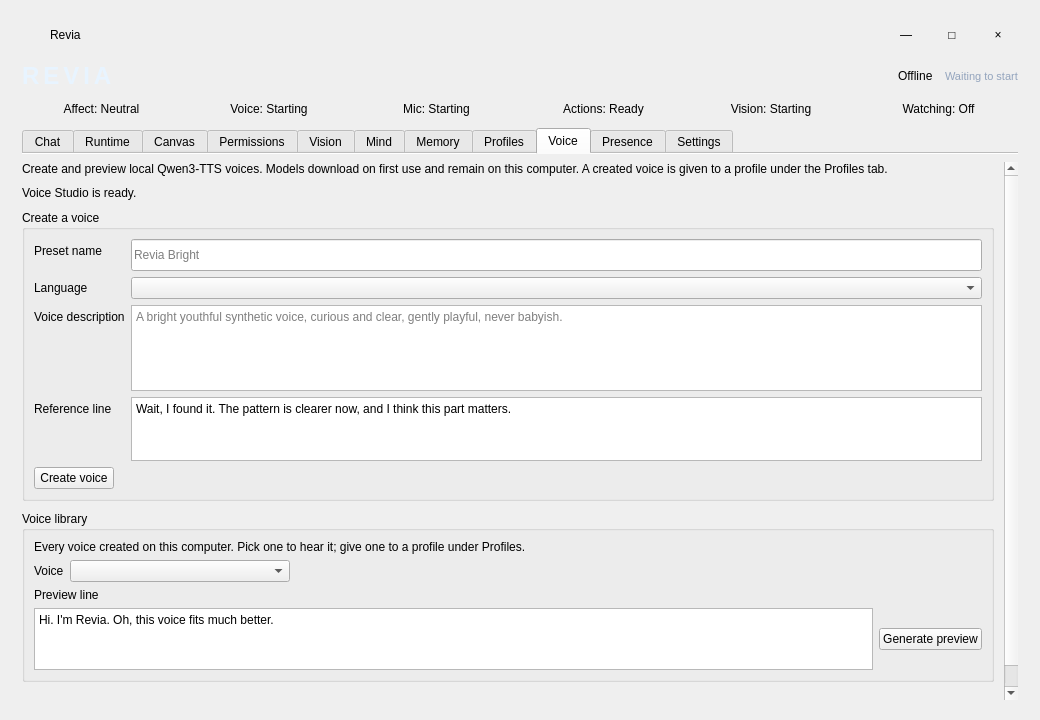
Before: the Qt Designer form Desktop/reviaWindow.ui in MahouSenseii/R.E.V.I.A, drawn with Qt 5.
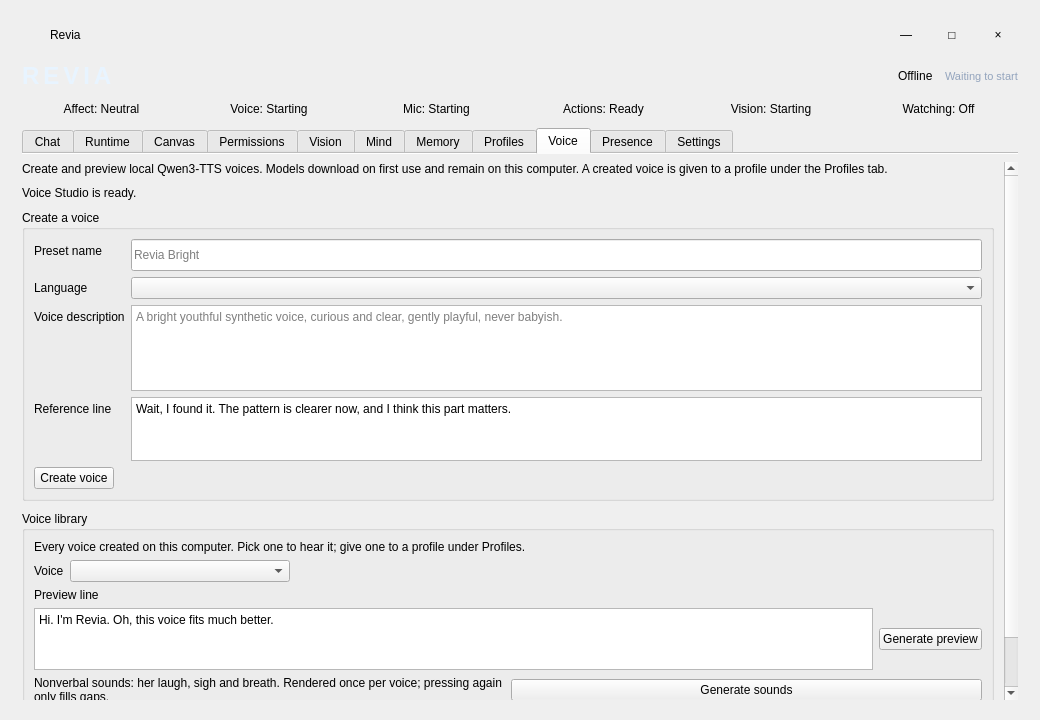
After: the same form once the commit is applied. The open tabs and pages were chosen to show the change.

Diff of the .ui file:
```diff
--- a/Desktop/reviaWindow.ui
+++ b/Desktop/reviaWindow.ui
@@ -139,6 +139,7 @@
             <item><layout class="QHBoxLayout" name="voiceLibraryLayout"><item><widget class="QLabel" name="voiceLibraryLabel"><property name="text"><string>Voice</string></property></widget></item><item><widget class="QComboBox" name="voiceLibraryCombo"><property name="minimumSize"><size><width>220</width><height>0</height></size></property></widget></item><item><spacer name="voiceLibrarySpacer"><property name="orientation"><enum>Qt::Horizontal</enum></property><property name="sizeHint" stdset="0"><size><width>40</width><height>20</height></size></property></spacer></item></layout></item>
             <item><widget class="QLabel" name="previewLabel"><property name="text"><string>Preview line</string></property></widget></item>
             <item><layout class="QHBoxLayout" name="previewLayout"><item><widget class="QPlainTextEdit" name="voicePreviewInput"><property name="minimumSize"><size><width>0</width><height>58</height></size></property><property name="maximumSize"><size><width>16777215</width><height>62</height></size></property><property name="plainText"><string>Hi. I'm Revia. Oh, this voice fits much better.</string></property></widget></item><item><widget class="QPushButton" name="previewVoiceButton"><property name="text"><string>Generate preview</string></property></widget></item></layout></item>
+            <item><layout class="QHBoxLayout" name="voiceBankLayout"><item><widget class="QLabel" name="voiceBankHint"><property name="text"><string>Nonverbal sounds: her laugh, sigh and breath. Rendered once per voice; pressing again only fills gaps.</string></property><property name="wordWrap"><bool>true</bool></property></widget></item><item><widget class="QPushButton" name="renderVoiceBankButton"><property name="text"><string>Generate sounds</string></property></widget></item></layout></item>
            </layout></widget></item>
            <item><spacer name="voiceBottomSpacer"><property name="orientation"><enum>Qt::Vertical</enum></property><property name="sizeHint" stdset="0"><size><width>20</width><height>40</height></size></property></spacer></item>
           </layout>
```
